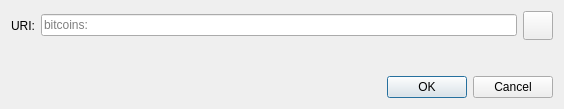
The window that src/qt/forms/openuridialog.ui (bLeYeNk/X1Coin) describes before a commit, drawn with Qt 5.
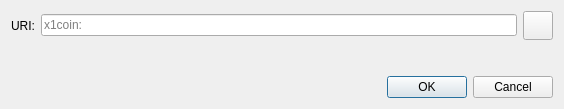
The same window after the commit. Icons and pictures are not drawn. Custom widgets are drawn as their Qt base class.

The edit to the form file:
```diff
--- a/src/qt/forms/openuridialog.ui
+++ b/src/qt/forms/openuridialog.ui
@@ -26,7 +26,7 @@
      <item>
       <widget class="QValidatedLineEdit" name="uriEdit">
        <property name="placeholderText">
-        <string notr="true">bitcoins:</string>
+        <string notr="true">x1coin:</string>
        </property>
       </widget>
      </item>
```
Left out of the diff: 4 changed lines with no effect on the pictures.
